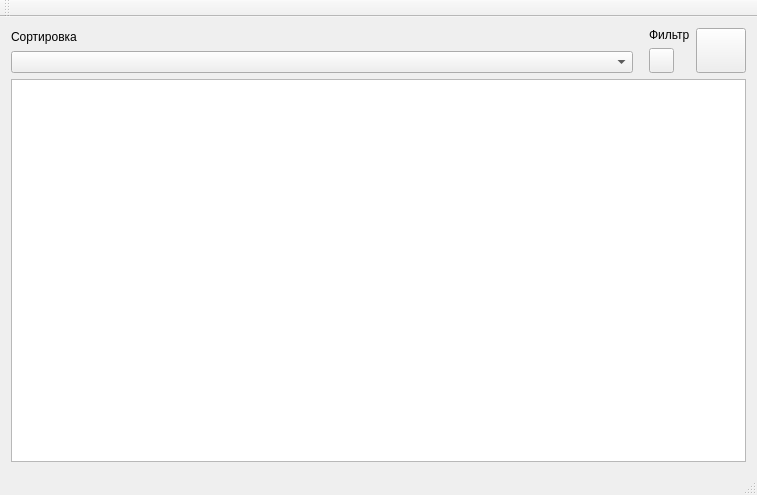
AndrewKosmos/Manager-of-Network-Devices-Events, file mainwindow.ui: the form before one commit.
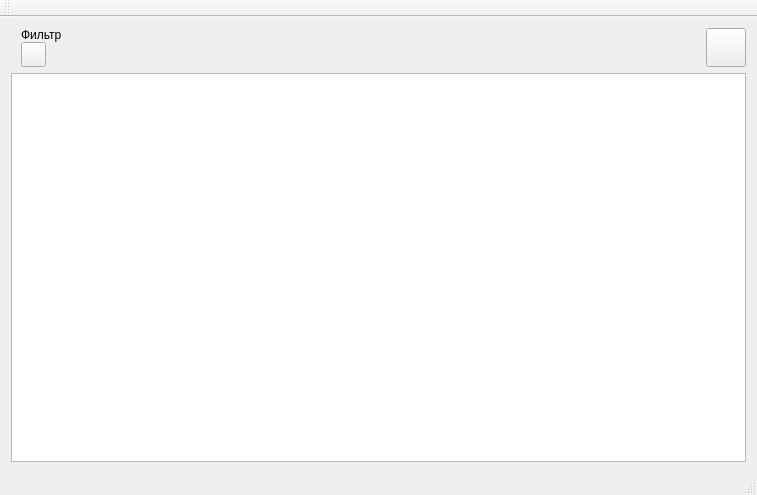
The form after the commit. Icons and pictures are not drawn.

Commit message: Start change ui layout

Patch:
```diff
--- a/mainwindow.ui
+++ b/mainwindow.ui
@@ -20,22 +20,11 @@
       <property name="sizeConstraint">
        <enum>QLayout::SetDefaultConstraint</enum>
       </property>
-      <item>
-       <layout class="QGridLayout" name="SortGrid">
-        <item row="1" column="0">
-         <widget class="QComboBox" name="SortTypeComboBox"/>
-        </item>
-        <item row="0" column="0">
-         <widget class="QLabel" name="SortTypeLabel">
-          <property name="text">
-           <string>Сортировка</string>
-          </property>
-         </widget>
-        </item>
-       </layout>
-      </item>
       <item>
        <layout class="QVBoxLayout" name="verticalLayout">
+        <property name="spacing">
+         <number>0</number>
+        </property>
         <property name="leftMargin">
          <number>10</number>
         </property>
@@ -83,6 +72,19 @@
         </item>
        </layout>
       </item>
+      <item>
+       <spacer name="horizontalSpacer">
+        <property name="orientation">
+         <enum>Qt::Horizontal</enum>
+        </property>
+        <property name="sizeHint" stdset="0">
+         <size>
+          <width>40</width>
+          <height>20</height>
+         </size>
+        </property>
+       </spacer>
+      </item>
       <item>
        <widget class="QPushButton" name="DeviceManagerButton">
         <property name="maximumSize">
```
The commit also changes 2 other files.
